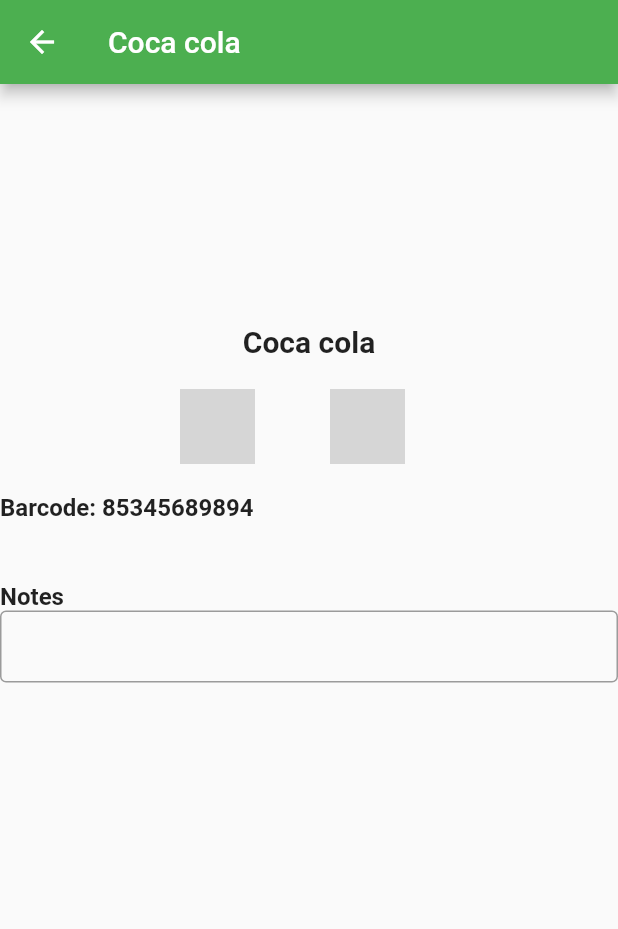
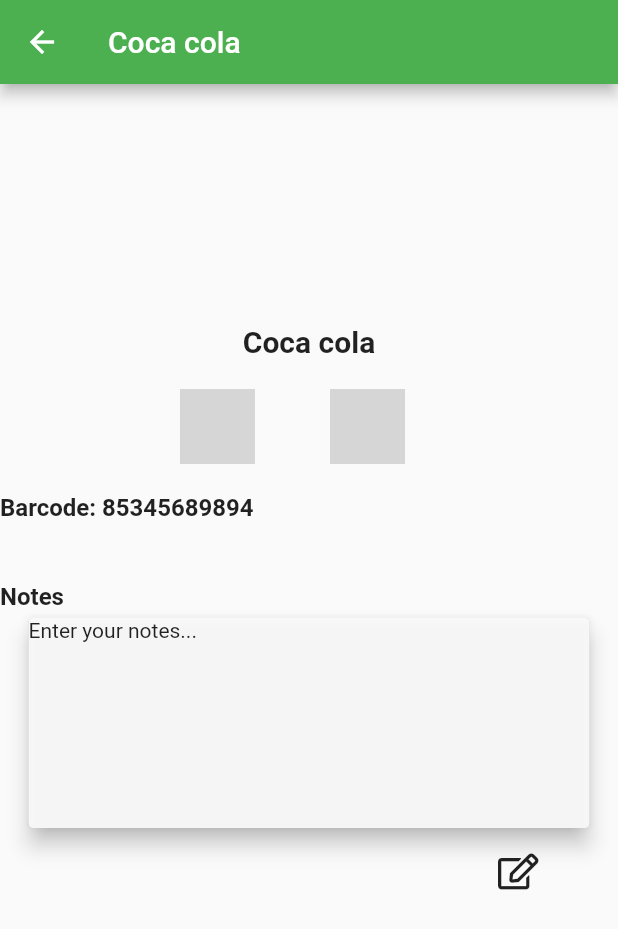
Before and after one commit to andrewmarkdale/MobileDevices_FinalProjectVegescanner, a Flutter app: the screen it shows after launch, after a tap on "Coca cola", on a phone screen of 412 x 824 dp. Shown: the top 929 px of the screen. Run offline on Flutter 3.47's test engine with Material 2 defaults, Android fonts, the phone set to English and light mode, and no system bars; our stand-ins replace font_awesome_flutter, geolocator, sqflite; missing offline and left inert: flutter_barcode_scanner, geolocator_web; accounts and stored records are empty; network calls fail; grey boxes are pictures that could not be loaded.

Commit message:
Update listproducts.dart

```diff
--- a/vscanner_finalproject_csci4100/lib/listproducts.dart
+++ b/vscanner_finalproject_csci4100/lib/listproducts.dart
@@ -322,11 +322,50 @@
                   'Notes',
                   style: TextStyle(fontWeight: FontWeight.bold, fontSize: 16),
                 ),
-                const TextField(
-                    decoration: InputDecoration(
-                        border: OutlineInputBorder(borderSide: BorderSide()),
-                        contentPadding: EdgeInsets.symmetric(horizontal: 10)))
-              ]))
+               Padding(padding:EdgeInsets.fromLTRB(15, 1,15, 1),child:
+ Card(
+     elevation:6,
+     child: ClipPath(
+       child: Container(
+         child:Text("Enter your notes..."),
+
+              height: 140,
+              width: 500,
+              decoration: BoxDecoration(
+              color: Colors.white.withOpacity(0.8),
+               boxShadow: [
+            BoxShadow(
+              color: Colors.grey.withOpacity(0.5),
+              spreadRadius: 5,
+              blurRadius: 7,
+              offset: Offset(0, 3), // changes position of shadow
+            ),
+          ],
+            ),
+            ),
+       clipper: ShapeBorderClipper(shape: RoundedRectangleBorder(
+                    borderRadius: BorderRadius.circular(3))),
+               ),
+
+
+    )
+),
+Padding(padding: EdgeInsets.only(left:320),child:
+IconButton(onPressed:(){},icon:Icon(FontAwesomeIcons.edit))
+)
+               ]
+
+               ),
+
+
+
+
+              )
+
+
+
+
+
         ],
       ),
     );
```
